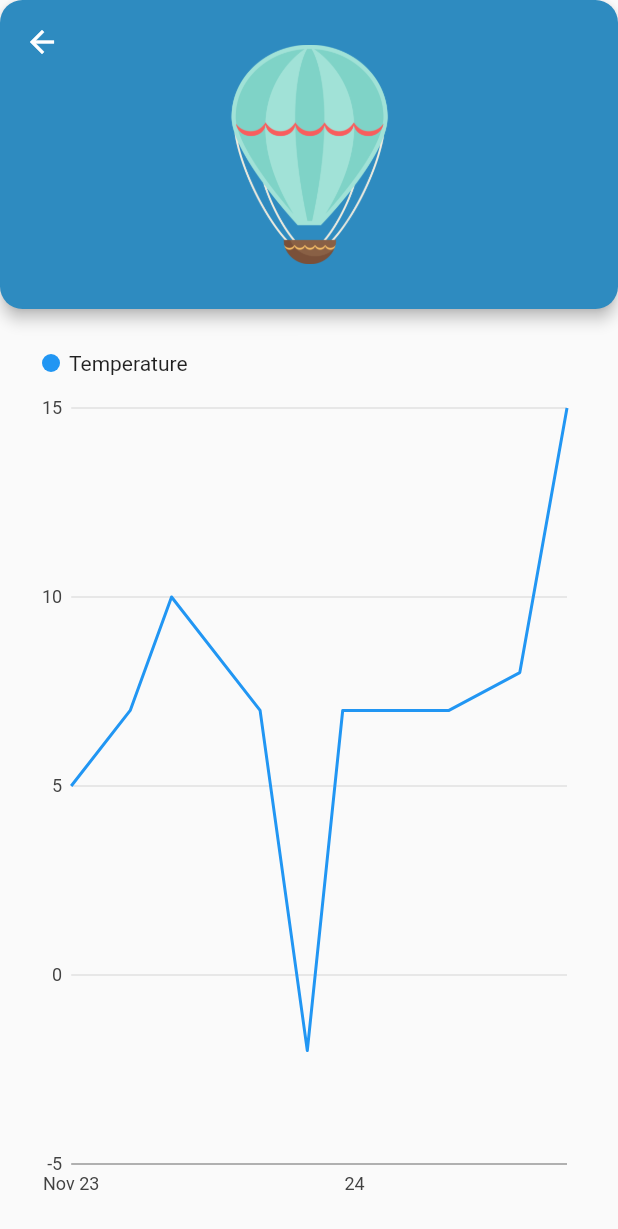
After one commit to MineCopre/RiotProject, a Flutter app: the screen it shows after launch, after a tap on an icon or button, on a phone screen of 412 x 824 dp. The commit adds this screen. Shown: the top 1229 px of the screen. Run offline on Flutter 3.47's test engine with Material 2 defaults, Android fonts, the phone set to English and light mode, and no system bars; our stand-ins replace auto_size_text, charts_flutter, firebase_core, firebase_database; accounts and stored records are empty.

Commit message:
Implemented graphs (hardcoded)

```diff
--- /dev/null
+++ b/lib/graphs.dart
@@ -0,0 +1,168 @@
+import 'package:charts_flutter/flutter.dart' as charts;
+import 'package:flutter/cupertino.dart';
+import 'package:flutter/material.dart';
+
+class Graphs extends StatelessWidget {
+  final List<charts.Series> seriesList;
+  final bool animate;
+
+  Graphs(this.seriesList, {this.animate});
+
+  // Create a [TimesSeriesChart] with sample data (no transitions)
+  factory Graphs.withSampleData() {
+    return new Graphs(
+      _createSampleData(),
+      //No animations for test
+      animate: false,
+    );
+  }
+
+  /// Create a [TimesSeriesChart] with sample temperature data (no transitions)
+  factory Graphs.withSampleTemperature() {
+    return new Graphs(
+      _temperatureSampleData(),
+      //No animations for test
+      animate: false,
+    );
+  }
+
+  /// Create a [TimesSeriesChart] with sample humidity data (no transitions)
+  factory Graphs.withSampleHumidity() {
+    return new Graphs(
+      _humiditySampleData(),
+      //No animations for test
+      animate: false,
+    );
+  }
+
+  @override
+  Widget build(BuildContext context) {
+    return Scaffold(
+        appBar: PreferredSize(
+            preferredSize: Size.fromHeight(
+                MediaQuery.of(context).size.height * 0.25), //Adaptive height
+            child: AppBar(
+                backgroundColor: Color(0xFF2E8BC0),
+                //backgroundColor: Colors.red,
+                shape: RoundedRectangleBorder(
+                    borderRadius: BorderRadius.circular(15)),
+                flexibleSpace: Container(
+                  child: Image.asset(
+                    'assets/images/balloon.png',
+                  ),
+                  padding: const EdgeInsets.all(30),
+                ))),
+        body: new Container(
+            padding: EdgeInsets.all(20),
+            child: new charts.TimeSeriesChart(
+              seriesList,
+              animate: animate,
+              behaviors: [
+                new charts.PanAndZoomBehavior(),
+                new charts.SeriesLegend()
+              ],
+              // Optionally pass in a [DateTimeFactory] used by the chart. The factory
+              // should create the same type of [DateTime] as the data provided. If none
+              // specified, the default creates local date time.
+              dateTimeFactory: const charts.LocalDateTimeFactory(),
+            )));
+  }
+
+  /// Create one series with sample hard coded data.
+  static List<charts.Series<TimeSeriesSales, DateTime>> _createSampleData() {
+    final data = [
+      new TimeSeriesSales(new DateTime(2017, 9, 19), 5),
+      new TimeSeriesSales(new DateTime(2017, 9, 26), 25),
+      new TimeSeriesSales(new DateTime(2017, 10, 3), 100),
+      new TimeSeriesSales(new DateTime(2017, 10, 10), 75),
+      new TimeSeriesSales(new DateTime(2017, 10, 10), 75),
+    ];
+
+    return [
+      new charts.Series<TimeSeriesSales, DateTime>(
+        id: 'Sales',
+        colorFn: (_, __) => charts.MaterialPalette.blue.shadeDefault,
+        domainFn: (TimeSeriesSales sales, _) => sales.time,
+        measureFn: (TimeSeriesSales sales, _) => sales.sales,
+        data: data,
+      )
+    ];
+  }
+
+  /// Hard coded example for temperature
+  static List<charts.Series<TemperatureValues, DateTime>>
+      _temperatureSampleData() {
+    final data = [
+      new TemperatureValues(new DateTime(2020, 11, 23, 0, 0), 5),
+      new TemperatureValues(new DateTime(2020, 11, 23, 5, 0), 7),
+      new TemperatureValues(new DateTime(2020, 11, 23, 8, 30), 10),
+      new TemperatureValues(new DateTime(2020, 11, 23, 16, 0), 7),
+      new TemperatureValues(new DateTime(2020, 11, 23, 20, 0), -2),
+      new TemperatureValues(new DateTime(2020, 11, 23, 23, 0), 7),
+      new TemperatureValues(new DateTime(2020, 11, 24, 8, 0), 7),
+      new TemperatureValues(new DateTime(2020, 11, 24, 14, 0), 8),
+      new TemperatureValues(new DateTime(2020, 11, 24, 18, 0), 15),
+      //new TemperatureValues(new DateTime(2021, 11, 24, 18, 0), 15),
+    ];
+
+    return [
+      new charts.Series<TemperatureValues, DateTime>(
+        id: 'Temperature',
+        colorFn: (_, __) => charts.MaterialPalette.blue.shadeDefault,
+        domainFn: (TemperatureValues temp, _) => temp.time,
+        measureFn: (TemperatureValues temp, _) => temp.temp,
+        data: data,
+      )
+    ];
+  }
+
+  /// Hard coded example for humidity
+  static List<charts.Series<HumidityValues, DateTime>> _humiditySampleData() {
+    final data = [
+      new HumidityValues(new DateTime(2020, 11, 23, 0, 0), 80),
+      new HumidityValues(new DateTime(2020, 11, 23, 5, 0), 85),
+      new HumidityValues(new DateTime(2020, 11, 23, 8, 30), 60),
+      new HumidityValues(new DateTime(2020, 11, 23, 16, 0), 70),
+      new HumidityValues(new DateTime(2020, 11, 23, 20, 0), 90),
+      new HumidityValues(new DateTime(2020, 11, 23, 23, 0), 100),
+      new HumidityValues(new DateTime(2020, 11, 24, 8, 0), 60),
+      new HumidityValues(new DateTime(2020, 11, 24, 14, 0), 75),
+      new HumidityValues(new DateTime(2020, 11, 24, 18, 0), 95),
+      //new HumidityValues(new DateTime(2021, 11, 24, 18, 0), 85),
+    ];
+
+    return [
+      new charts.Series<HumidityValues, DateTime>(
+        id: 'Humidity',
+        colorFn: (_, __) => charts.MaterialPalette.blue.shadeDefault,
+        domainFn: (HumidityValues hum, _) => hum.time,
+        measureFn: (HumidityValues hum, _) => hum.hum,
+        data: data,
+      )
+    ];
+  }
+}
+
+/// Sample time series data type
+class TimeSeriesSales {
+  final DateTime time;
+  final int sales;
+
+  TimeSeriesSales(this.time, this.sales);
+}
+
+/// Sample temperatures data type
+class TemperatureValues {
+  final DateTime time;
+  final int temp;
+
+  TemperatureValues(this.time, this.temp);
+}
+
+/// Sample humidity data type
+class HumidityValues {
+  final DateTime time;
+  final int hum;
+
+  HumidityValues(this.time, this.hum);
+}
--- a/lib/main.dart
+++ b/lib/main.dart
@@ -6,6 +6,7 @@ import 'package:flutter/material.dart';
 import 'package:flutter/services.dart';
 import 'package:firebase_core/firebase_core.dart';
 import 'package:firebase_database/firebase_database.dart';
+import 'package:riot_projekt/graphs.dart';
 
 void main() async {
   SystemChrome.setSystemUIOverlayStyle(SystemUiOverlayStyle(
@@ -63,6 +64,7 @@ class _MyHomePageState extends State<MyHomePage> {
   @override
   Widget build(BuildContext context) {
     final ref = fb.reference();
+
     ref.child("Temperature").once().then((DataSnapshot data) {
       //print(data.value);
       //print(data.key);
@@ -126,7 +128,16 @@ class _MyHomePageState extends State<MyHomePage> {
                       mainAxisSpacing: MediaQuery.of(context).size.width * 0.15,
                       crossAxisCount: 1,
                       children: <Widget>[
-                        Container(
+                        GestureDetector(
+                          onTap: () {
+                            Navigator.push(
+                                context,
+                                MaterialPageRoute(
+                                    builder: (context) =>
+                                        Graphs.withSampleTemperature()));
+                            print("Temperature");
+                          },
+                          child: Container(
                             decoration: new BoxDecoration(
                                 color: Color(0xFFB1D4E0),
                                 //color: Colors.red,
@@ -154,7 +165,17 @@ class _MyHomePageState extends State<MyHomePage> {
                                   ])),
                             ),
                           ),
-                        Container(
+                        ),
+                        GestureDetector(
+                          onTap: () {
+                            Navigator.push(
+                                context,
+                                MaterialPageRoute(
+                                    builder: (context) =>
+                                        Graphs.withSampleHumidity()));
+                            print("Humidity");
+                          },
+                          child: Container(
                             decoration: new BoxDecoration(
                                 color: Color(0xFFB1D4E0),
                                 //color: Colors.red,
@@ -182,6 +203,7 @@ class _MyHomePageState extends State<MyHomePage> {
                                   ])),
                             ),
                           ),
+                        )
                       ],
                     ))
                   ],
--- a/pubspec.yaml
+++ b/pubspec.yaml
@@ -25,6 +25,7 @@ dependencies:
     sdk: flutter
   auto_size_text: ^2.1.0
   firebase_core: ^0.5.2
+  charts_flutter: ^0.9.0
 
   firebase_database: ^4.3.0
   # The following adds the Cupertino Icons font to your application.
```
Also changed, not shown: pubspec.lock, 2 other files. Lines whose indentation alone changed are shown as unchanged.
